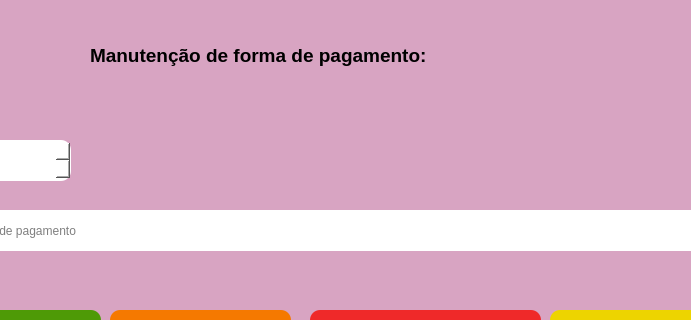
Before: the Qt Designer form telas_duda/manut_fpag.ui in JVwolfart/PROJETO-SALAO-JOVEM-PROGRAMADOR, drawn with Qt 5; both pictures show x 140 to 831 and y 0 to 320 of the 932 by 401 pixel window.
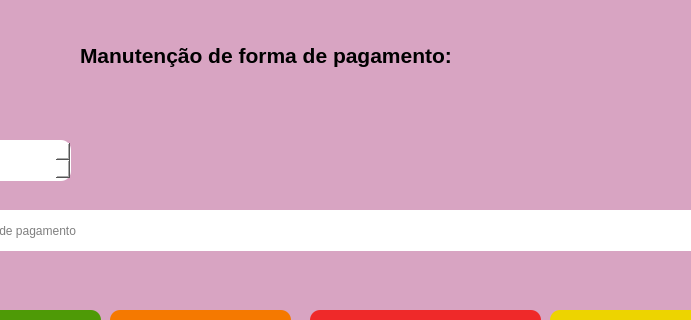
After: the same form once the commit is applied.

Patch:
```diff
--- a/telas_duda/manut_fpag.ui
+++ b/telas_duda/manut_fpag.ui
@@ -223,15 +223,15 @@
    <widget class="QLabel" name="label_4">
     <property name="geometry">
      <rect>
-      <x>230</x>
+      <x>220</x>
       <y>30</y>
-      <width>501</width>
+      <width>531</width>
       <height>51</height>
      </rect>
     </property>
     <property name="font">
      <font>
-      <pointsize>14</pointsize>
+      <pointsize>16</pointsize>
       <weight>75</weight>
       <bold>true</bold>
      </font>
```
